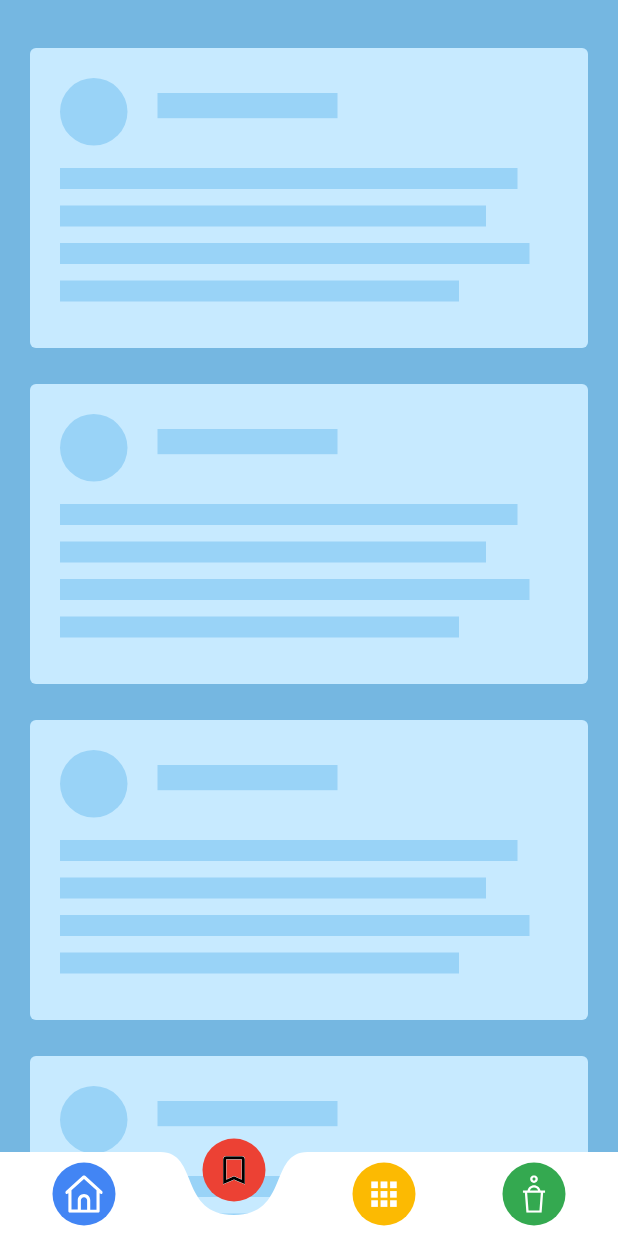
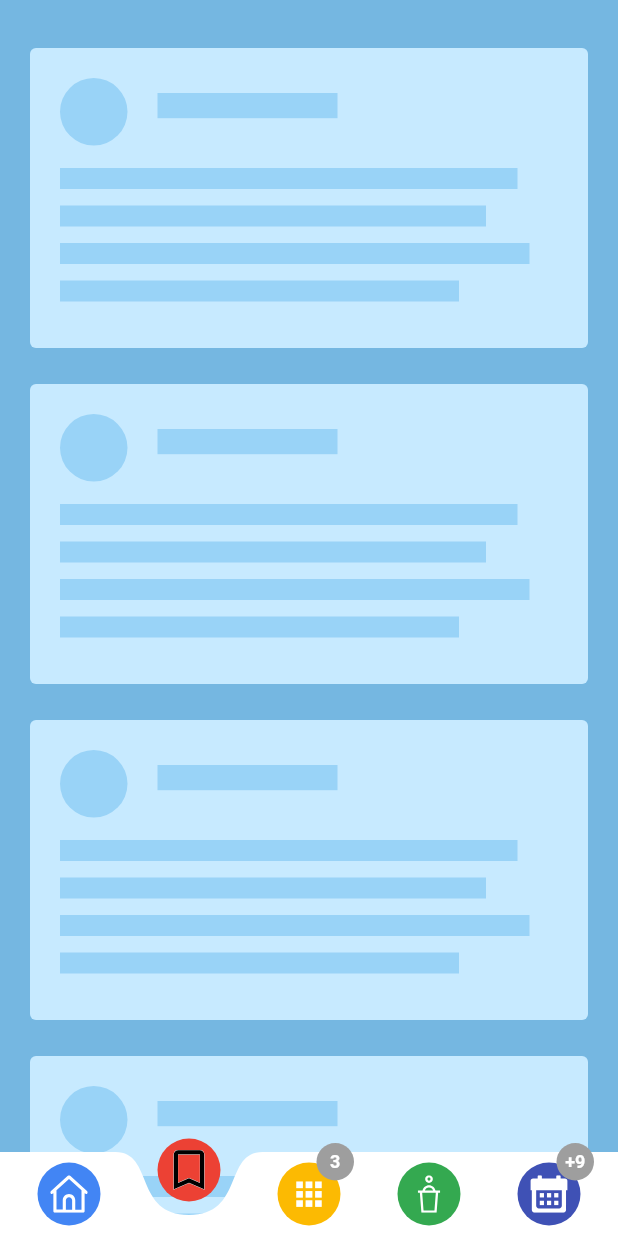
Before and after one commit to eric-taix/fluid-nav-bar, a Flutter app: the screen it shows after launch, on a phone screen of 412 x 824 dp. Run offline on Flutter 3.47's test engine with Material 2 defaults, Android fonts, the phone set to English and light mode, and no system bars; our stand-ins replace flutter_svg.

Commit message:
feat: add badge and icon size feature

```diff
--- a/example/lib/main.dart
+++ b/example/lib/main.dart
@@ -36,19 +36,31 @@ class _FluidNavBarDemoState extends State {
             FluidNavBarIcon(
               svgPath: "assets/home.svg",
               backgroundColor: Color(0xFF4285F4),
-                extras: {"label": "home"}),
+              extras: {"label": "home"},
+            ),
             FluidNavBarIcon(
               icon: Icons.bookmark_border,
               backgroundColor: Color(0xFFEC4134),
-                extras: {"label": "bookmark"}),
+              extras: {"label": "bookmark"},
+              size: 35,
+            ),
             FluidNavBarIcon(
               icon: Icons.apps,
               backgroundColor: Color(0xFFFCBA02),
-                extras: {"label": "partner"}),
+              extras: {"label": "partner"},
+              badge: 3,
+            ),
             FluidNavBarIcon(
               svgPath: "assets/conference.svg",
               backgroundColor: Color(0xFF34A950),
-                extras: {"label": "conference"}),
+              extras: {"label": "conference"},
+            ),
+            FluidNavBarIcon(
+              svgPath: "assets/calendar-fill.svg",
+              backgroundColor: Colors.indigo,
+              extras: {"label": "home"},
+              badge: 10,
+            ),
           ],
           onChange: _handleNavigationChange,
           style: FluidNavBarStyle(iconUnselectedForegroundColor: Colors.white),
--- a/lib/src/fluid_nav_bar.dart
+++ b/lib/src/fluid_nav_bar.dart
@@ -162,18 +162,19 @@ class _FluidNavBarState extends State<FluidNavBar> with TickerProviderStateMixin
           (entry) => widget.itemBuilder(
             entry.value,
             FluidNavBarItem(
-              entry.value.svgPath ?? entry.value.svgPath,
-              entry.value.icon,
-              _currentIndex == entry.key,
-              () => _handleTap(entry.key),
-              entry.value.selectedForegroundColor ?? widget.style?.iconSelectedForegroundColor ?? Colors.black,
-              entry.value.unselectedForegroundColor ?? widget.style?.iconUnselectedForegroundColor ?? Colors.grey,
-              entry.value.backgroundColor ??
-                  widget.style?.iconBackgroundColor ??
-                  widget.style?.barBackgroundColor ??
-                  Colors.white,
-              widget.scaleFactor,
-              widget.animationFactor,
+              badge: entry.value.badge,
+              badgeBackgroundColor: entry.value.badgeBackgroundColor,
+              badgeTextColor: entry.value.badgeTextColor,
+              size: entry.value.size,
+              svgPath: entry.value.svgPath,
+              icon: entry.value.icon,
+              selected: _currentIndex == entry.key,
+              onTap: () => _handleTap(entry.key),
+              selectedForegroundColor: entry.value.selectedForegroundColor ?? widget.style?.iconSelectedForegroundColor ?? Colors.black,
+              unselectedForegroundColor: entry.value.unselectedForegroundColor ?? widget.style?.iconUnselectedForegroundColor ?? Colors.grey,
+              backgroundColor: entry.value.backgroundColor ?? widget.style?.iconBackgroundColor ?? widget.style?.barBackgroundColor ?? Colors.white,
+              scaleFactor: widget.scaleFactor,
+              animationFactor: widget.animationFactor,
             ),
           ),
         )
@@ -253,15 +254,13 @@ class _BackgroundCurvePainter extends CustomPainter {
 
     final radius = Tween<double>(begin: _radiusTop, end: _radiusBottom).transform(norm);
     // Point colinear to the top edge of the background pane
-    final anchorControlOffset =
-        Tween<double>(begin: radius * _horizontalControlTop, end: radius * _horizontalControlBottom)
-            .transform(LinearPointCurve(0.5, 0.75).transform(norm));
+    final anchorControlOffset = Tween<double>(begin: radius * _horizontalControlTop, end: radius * _horizontalControlBottom)
+        .transform(LinearPointCurve(0.5, 0.75).transform(norm));
     // Point that slides up and down depending on distance for the target x position
-    final dipControlOffset = Tween<double>(begin: radius * _pointControlTop, end: radius * _pointControlBottom)
-        .transform(LinearPointCurve(0.5, 0.8).transform(norm));
+    final dipControlOffset =
+        Tween<double>(begin: radius * _pointControlTop, end: radius * _pointControlBottom).transform(LinearPointCurve(0.5, 0.8).transform(norm));
     final y = Tween<double>(begin: _topY, end: _bottomY).transform(LinearPointCurve(0.2, 0.7).transform(norm));
-    final dist =
-        Tween<double>(begin: _topDistance, end: _bottomDistance).transform(LinearPointCurve(0.5, 0.0).transform(norm));
+    final dist = Tween<double>(begin: _topDistance, end: _bottomDistance).transform(LinearPointCurve(0.5, 0.0).transform(norm));
     final x0 = _x - dist / 2;
     final x1 = _x + dist / 2;
 
--- a/lib/src/fluid_nav_bar_icon.dart
+++ b/lib/src/fluid_nav_bar_icon.dart
@@ -7,6 +7,18 @@ import 'package:flutter/cupertino.dart';
 ///  * [FluidNavBar]
 
 class FluidNavBarIcon {
+  /// The badge amount
+  final int? badge;
+
+  // The background color of the badge container
+  final Color? badgeBackgroundColor;
+
+  // The color used to badge text
+  final Color? badgeTextColor;
+
+  // The icon or svg size
+  final double? size;
+
   /// The path of the SVG asset
   @deprecated
   final String? iconPath;
@@ -30,6 +42,10 @@ class FluidNavBarIcon {
   final Map<String, dynamic>? extras;
 
   FluidNavBarIcon({
+    this.size,
+    this.badge,
+    this.badgeBackgroundColor,
+    this.badgeTextColor,
     this.iconPath,
     this.svgPath,
     this.icon,
--- a/lib/src/fluid_nav_bar_item.dart
+++ b/lib/src/fluid_nav_bar_item.dart
@@ -1,3 +1,5 @@
+import 'dart:math';
+
 import 'package:fluid_bottom_nav_bar/fluid_bottom_nav_bar.dart';
 import 'package:fluid_bottom_nav_bar/src/fluid_nav_bar_icon.dart';
 import 'package:flutter/animation.dart';
@@ -20,6 +22,18 @@ typedef void FluidNavBarButtonTappedCallback();
 
 class FluidNavBarItem extends StatefulWidget {
   static const nominalExtent = const Size(64, 64);
+
+  /// The badge amount
+  final int? badge;
+
+  // The background color of the badge container
+  final Color? badgeBackgroundColor;
+
+  // The color used to badge text
+  final Color? badgeTextColor;
+
+  // The icon or svg size
+  final double? size;
 
   /// The path of the SVG asset
   final String? svgPath;
@@ -48,21 +62,23 @@ class FluidNavBarItem extends StatefulWidget {
   /// The delay factor of the animations ( < 1 is faster, > 1 is slower)
   final double animationFactor;
 
-  FluidNavBarItem(
+  FluidNavBarItem({
+    this.size,
+    this.badge,
+    this.badgeBackgroundColor,
+    this.badgeTextColor,
     this.svgPath,
     this.icon,
-    this.selected,
-    this.onTap,
-    this.selectedForegroundColor,
-    this.unselectedForegroundColor,
-    this.backgroundColor,
-    this.scaleFactor,
-    this.animationFactor,
-  )   : assert(scaleFactor >= 1.0),
-        assert(svgPath == null || icon == null,
-            'Cannot provide both an iconPath and an icon.'),
-        assert(!(svgPath == null && icon == null),
-            'An iconPath or an icon must be provided.');
+    required this.selected,
+    required this.onTap,
+    required this.selectedForegroundColor,
+    required this.unselectedForegroundColor,
+    required this.backgroundColor,
+    required this.scaleFactor,
+    required this.animationFactor,
+  })  : assert(scaleFactor >= 1.0),
+        assert(svgPath == null || icon == null, 'Cannot provide both an iconPath and an icon.'),
+        assert(!(svgPath == null && icon == null), 'An iconPath or an icon must be provided.');
 
   @override
   State createState() {
@@ -70,8 +86,7 @@ class FluidNavBarItem extends StatefulWidget {
   }
 }
 
-class _FluidNavBarItemState extends State<FluidNavBarItem>
-    with SingleTickerProviderStateMixin {
+class _FluidNavBarItemState extends State<FluidNavBarItem> with SingleTickerProviderStateMixin {
   static const double _activeOffset = 16;
   static const double _defaultOffset = 0;
   static const double _iconSize = 25;
@@ -83,6 +98,7 @@ class _FluidNavBarItemState extends State<FluidNavBarItem>
   late Animation<double> _yOffsetAnimation;
   late Animation<double> _activatingAnimation;
   late Animation<double> _inactivatingAnimation;
+  late Animation<Color?> _activateBadgeColor;
 
   _FluidNavBarItemState(this._selected);
 
@@ -93,23 +109,24 @@ class _FluidNavBarItemState extends State<FluidNavBarItem>
     double waveRatio = 0.28;
     _animationController = AnimationController(
       duration: Duration(milliseconds: (1600 * widget.animationFactor).toInt()),
-      reverseDuration:
-          Duration(milliseconds: (1000 * widget.animationFactor).toInt()),
+      reverseDuration: Duration(milliseconds: (1000 * widget.animationFactor).toInt()),
       vsync: this,
     )..addListener(() => setState(() {}));
 
-    _activeColorClipAnimation =
-        Tween<double>(begin: 0.0, end: _iconSize).animate(CurvedAnimation(
+    _activeColorClipAnimation = Tween<double>(begin: 0.0, end: (widget.size ?? _iconSize)).animate(CurvedAnimation(
       parent: _animationController,
       curve: Interval(0.25, 0.38, curve: Curves.easeOut),
       reverseCurve: Interval(0.7, 1.0, curve: Curves.easeInCirc),
     ));
 
-    var _animation = CurvedAnimation(
-        parent: _animationController, curve: LinearPointCurve(waveRatio, 0.0));
+    _activateBadgeColor = ColorTween(
+      begin: Colors.grey,
+      end: widget.badgeBackgroundColor ?? Colors.red[700],
+    ).animate(_animationController);
 
-    _yOffsetAnimation = Tween<double>(begin: _defaultOffset, end: _activeOffset)
-        .animate(CurvedAnimation(
+    var _animation = CurvedAnimation(parent: _animationController, curve: LinearPointCurve(waveRatio, 0.0));
+
+    _yOffsetAnimation = Tween<double>(begin: _defaultOffset, end: _activeOffset).animate(CurvedAnimation(
       parent: _animation,
       curve: ElasticOutCurve(0.38),
       reverseCurve: Curves.easeInCirc,
@@ -118,8 +135,7 @@ class _FluidNavBarItemState extends State<FluidNavBarItem>
     var activatingHalfTween = Tween<double>(begin: 1, end: widget.scaleFactor);
     _activatingAnimation = TweenSequence([
       TweenSequenceItem(tween: activatingHalfTween, weight: 50.0),
-      TweenSequenceItem(
-          tween: ReverseTween<double>(activatingHalfTween), weight: 50.0),
+      TweenSequenceItem(tween: ReverseTween<double>(activatingHalfTween), weight: 50.0),
     ]).animate(CurvedAnimation(
       parent: _animation,
       curve: Interval(0.0, 0.3),
@@ -153,8 +169,7 @@ class _FluidNavBarItemState extends State<FluidNavBarItem>
   Widget build(context) {
     const ne = FluidNavBarItem.nominalExtent;
 
-    final scaleAnimation =
-        _selected ? _activatingAnimation : _inactivatingAnimation;
+    final scaleAnimation = _selected ? _activatingAnimation : _inactivatingAnimation;
 
     return GestureDetector(
       onTap: widget.onTap,
@@ -163,51 +178,76 @@ class _FluidNavBarItemState extends State<FluidNavBarItem>
         constraints: BoxConstraints.tight(ne),
         alignment: Alignment.center,
         child: Container(
-          margin: EdgeInsets.all(ne.width / 2 - _iconSize),
-          constraints: BoxConstraints.tight(Size.square(_iconSize * 2)),
+          margin: EdgeInsets.all(ne.width / 2 - min(widget.size ?? _iconSize, _iconSize)),
+          constraints: BoxConstraints.tight(Size.square((widget.size ?? _iconSize) * 2)),
           decoration: ShapeDecoration(
             color: widget.backgroundColor,
             shape: CircleBorder(),
           ),
           transform: Matrix4.translationValues(0, -_yOffsetAnimation.value, 0),
-          child: Stack(children: <Widget>[
+          child: Stack(
+            children: <Widget>[
               Container(
                 alignment: Alignment.center,
                 child: widget.icon == null
                     ? SvgPicture.asset(
                         widget.svgPath!,
                         color: widget.unselectedForegroundColor,
-                      width: _iconSize,
-                      height: _iconSize * scaleAnimation.value,
+                        width: (widget.size ?? _iconSize),
+                        height: (widget.size ?? _iconSize) * scaleAnimation.value,
                         colorBlendMode: BlendMode.srcIn,
                       )
                     : Icon(
                         widget.icon,
                         color: widget.unselectedForegroundColor,
-                      size: _iconSize * scaleAnimation.value,
+                        size: (widget.size ?? _iconSize) * scaleAnimation.value,
                       ),
               ),
               Container(
                 alignment: Alignment.center,
                 child: ClipRect(
-                clipper: _SvgPictureClipper(
-                    _activeColorClipAnimation.value * scaleAnimation.value),
+                  clipper: _SvgPictureClipper(_activeColorClipAnimation.value * scaleAnimation.value),
                   child: widget.icon == null
                       ? SvgPicture.asset(
                           widget.svgPath!,
                           color: widget.selectedForegroundColor,
-                        width: _iconSize,
-                        height: _iconSize * scaleAnimation.value,
+                          width: (widget.size ?? _iconSize),
+                          height: (widget.size ?? _iconSize) * scaleAnimation.value,
                           colorBlendMode: BlendMode.srcIn,
                         )
                       : Icon(
                           widget.icon,
                           color: widget.selectedForegroundColor,
-                        size: _iconSize * scaleAnimation.value,
+                          size: (widget.size ?? _iconSize) * scaleAnimation.value,
                         ),
                 ),
               ),
-          ]),
+              if (widget.badge != null)
+                Container(
+                  padding: const EdgeInsets.all(3),
+                  width: 25,
+                  height: 25,
+                  alignment: Alignment.center,
+                  child: Text(
+                    widget.badge! >= 10 ? "+9" : widget.badge.toString(),
+                    style: TextStyle(
+                      color: widget.badgeTextColor ?? Colors.white,
+                      fontSize: 12,
+                      fontWeight: FontWeight.bold,
+                    ),
+                  ),
+                  transform: Matrix4.translationValues(
+                    (widget.size ?? _iconSize) + 5,
+                    -(((widget.size ?? _iconSize) - 12) * scaleAnimation.value),
+                    0,
+                  ),
+                  decoration: BoxDecoration(
+                    shape: BoxShape.circle,
+                    color: _activateBadgeColor.value,
+                  ),
+                )
+            ],
+          ),
         ),
       ),
     );
@@ -232,8 +272,7 @@ class _SvgPictureClipper extends CustomClipper<Rect> {
 
   @override
   Rect getClip(Size size) {
-    return Rect.fromPoints(size.topLeft(Offset.zero),
-        size.topRight(Offset.zero) + Offset(0, height));
+    return Rect.fromPoints(size.topLeft(Offset.zero), size.topRight(Offset.zero) + Offset(0, height));
   }
 
   @override
```
Also changed, not shown: doc/badge-icon-size.gif (added), 1 other file. Lines whose indentation alone changed are shown as unchanged.
